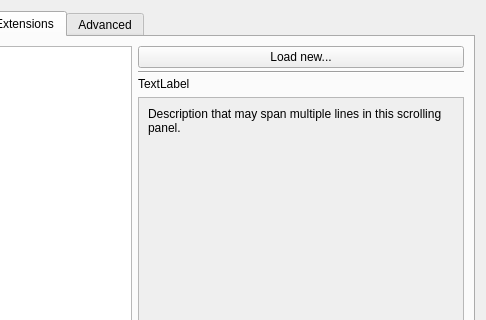
Qt form shapeout2/gui/preferences.ui (DC-analysis/DCscope) before a commit; both pictures show x 217 to 703 and y 0 to 320 of the 703 by 413 pixel window.
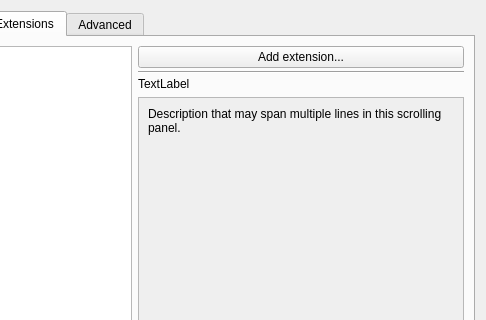
The same form after that commit. The open tabs and pages were chosen to show the change. Icons and pictures are not drawn.

Commit message: docs: add information and examples for extensions

```diff
--- a/shapeout2/gui/preferences.ui
+++ b/shapeout2/gui/preferences.ui
@@ -224,7 +224,7 @@
          <item alignment="Qt::AlignTop">
           <widget class="QPushButton" name="pushButton_ext_load">
            <property name="text">
-            <string>Load new...</string>
+            <string>Add extension...</string>
            </property>
           </widget>
          </item>
```
The commit also changes 7 other files.
